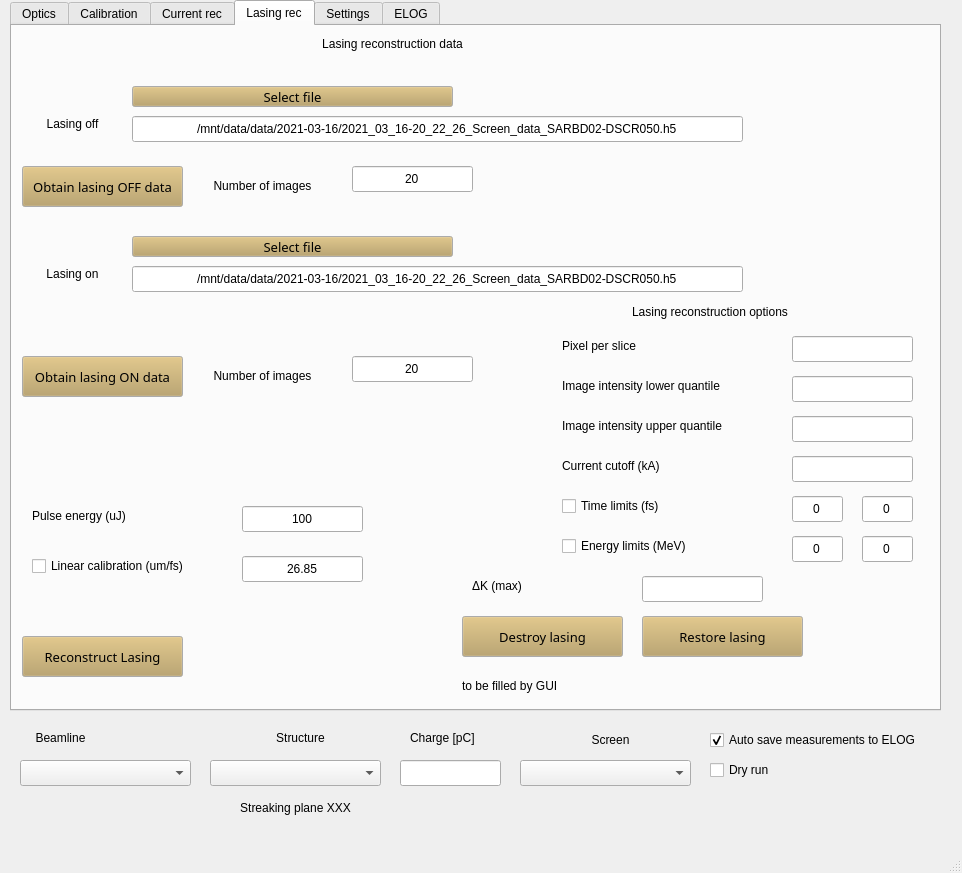
Above: gui.ui from pdijksta/PassiveWFMeasurement before the change. Below: the same form after it.
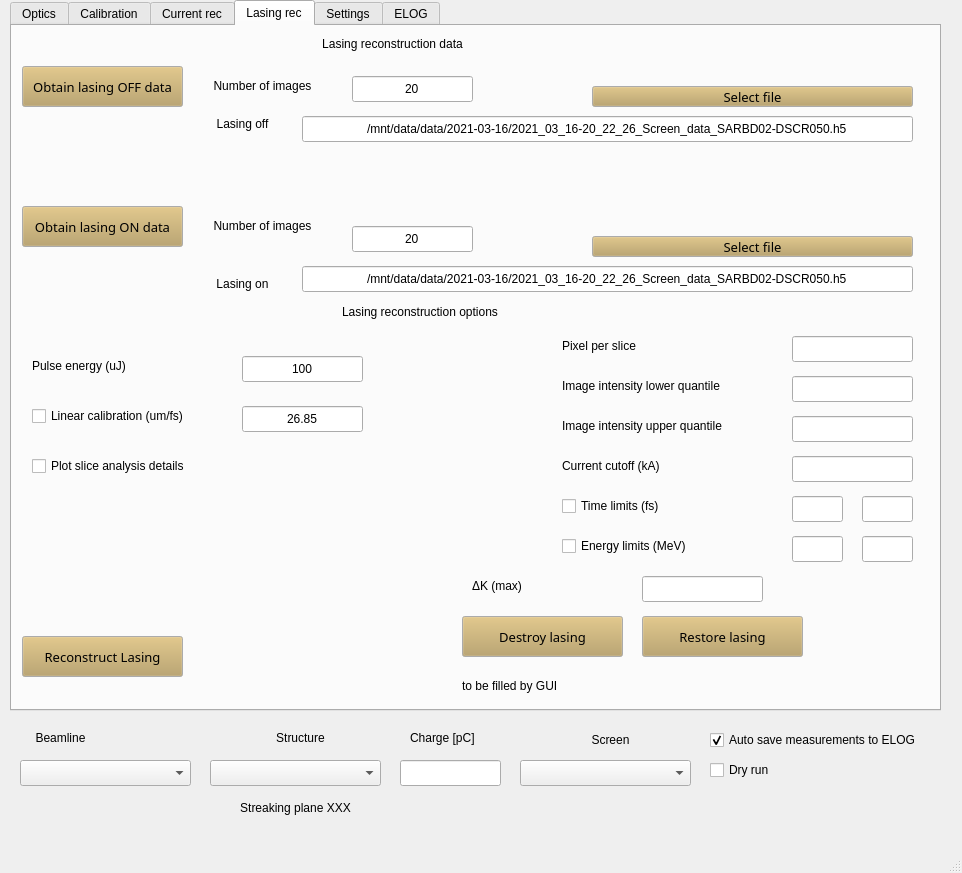
That is the form after the change.

Commit message: add option to plot slice analysis details to GUI

```diff
--- a/gui.ui
+++ b/gui.ui
@@ -1925,7 +1925,7 @@
       <property name="geometry">
        <rect>
         <x>10</x>
-        <y>330</y>
+        <y>180</y>
         <width>161</width>
         <height>41</height>
        </rect>
@@ -1996,7 +1996,7 @@
      <widget class="QLineEdit" name="LasingOffDataLoad">
       <property name="geometry">
        <rect>
-        <x>120</x>
+        <x>290</x>
         <y>90</y>
         <width>611</width>
         <height>26</height>
@@ -2013,7 +2013,7 @@
       <property name="geometry">
        <rect>
         <x>190</x>
-        <y>150</y>
+        <y>50</y>
         <width>121</width>
         <height>20</height>
        </rect>
@@ -2029,7 +2029,7 @@
       <property name="geometry">
        <rect>
         <x>340</x>
-        <y>140</y>
+        <y>50</y>
         <width>121</width>
         <height>26</height>
        </rect>
@@ -2044,7 +2044,7 @@
      <widget class="QLabel" name="label_60">
       <property name="geometry">
        <rect>
-        <x>30</x>
+        <x>200</x>
         <y>90</y>
         <width>61</width>
         <height>16</height>
@@ -2061,7 +2061,7 @@
       <property name="geometry">
        <rect>
         <x>340</x>
-        <y>330</y>
+        <y>200</y>
         <width>121</width>
         <height>26</height>
        </rect>
@@ -2077,7 +2077,7 @@
       <property name="geometry">
        <rect>
         <x>10</x>
-        <y>140</y>
+        <y>40</y>
         <width>161</width>
         <height>41</height>
        </rect>
@@ -2132,7 +2132,7 @@
      <widget class="QLineEdit" name="LasingOnDataLoad">
       <property name="geometry">
        <rect>
-        <x>120</x>
+        <x>290</x>
         <y>240</y>
         <width>611</width>
         <height>26</height>
@@ -2148,8 +2148,8 @@
      <widget class="QLabel" name="label_68">
       <property name="geometry">
        <rect>
-        <x>30</x>
-        <y>240</y>
+        <x>200</x>
+        <y>250</y>
         <width>61</width>
         <height>16</height>
        </rect>
@@ -2165,7 +2165,7 @@
       <property name="geometry">
        <rect>
         <x>190</x>
-        <y>340</y>
+        <y>190</y>
         <width>121</width>
         <height>20</height>
        </rect>
@@ -2237,7 +2237,7 @@
       <property name="geometry">
        <rect>
         <x>230</x>
-        <y>480</y>
+        <y>330</y>
         <width>121</width>
         <height>26</height>
        </rect>
@@ -2253,7 +2253,7 @@
       <property name="geometry">
        <rect>
         <x>20</x>
-        <y>480</y>
+        <y>330</y>
         <width>121</width>
         <height>20</height>
        </rect>
@@ -2297,7 +2297,7 @@
      <widget class="QLabel" name="label_52">
       <property name="geometry">
        <rect>
-        <x>620</x>
+        <x>330</x>
         <y>276</y>
         <width>191</width>
         <height>20</height>
@@ -2502,7 +2502,7 @@
      <widget class="QPushButton" name="SelectLasingOffF">
       <property name="geometry">
        <rect>
-        <x>120</x>
+        <x>580</x>
         <y>60</y>
         <width>321</width>
         <height>21</height>
@@ -2558,7 +2558,7 @@
      <widget class="QPushButton" name="SelectLasingOnF">
       <property name="geometry">
        <rect>
-        <x>120</x>
+        <x>580</x>
         <y>210</y>
         <width>321</width>
         <height>21</height>
@@ -2644,7 +2644,7 @@
       <property name="geometry">
        <rect>
         <x>230</x>
-        <y>530</y>
+        <y>380</y>
         <width>121</width>
         <height>26</height>
        </rect>
@@ -2714,7 +2714,7 @@
        </rect>
       </property>
       <property name="text">
-       <string>0</string>
+       <string/>
       </property>
       <property name="alignment">
        <set>Qt::AlignCenter</set>
@@ -2730,7 +2730,7 @@
        </rect>
       </property>
       <property name="text">
-       <string>0</string>
+       <string/>
       </property>
       <property name="alignment">
        <set>Qt::AlignCenter</set>
@@ -2740,7 +2740,7 @@
       <property name="geometry">
        <rect>
         <x>20</x>
-        <y>530</y>
+        <y>380</y>
         <width>181</width>
         <height>20</height>
        </rect>
@@ -2762,7 +2762,7 @@
        </rect>
       </property>
       <property name="text">
-       <string>0</string>
+       <string/>
       </property>
       <property name="alignment">
        <set>Qt::AlignCenter</set>
@@ -2794,12 +2794,28 @@
        </rect>
       </property>
       <property name="text">
-       <string>0</string>
+       <string/>
       </property>
       <property name="alignment">
        <set>Qt::AlignCenter</set>
       </property>
      </widget>
+     <widget class="QCheckBox" name="PlotSliceAnalysisCheck">
+      <property name="geometry">
+       <rect>
+        <x>20</x>
+        <y>430</y>
+        <width>181</width>
+        <height>20</height>
+       </rect>
+      </property>
+      <property name="text">
+       <string>Plot slice analysis details</string>
+      </property>
+      <property name="checked">
+       <bool>false</bool>
+      </property>
+     </widget>
     </widget>
     <widget class="QWidget" name="tab_2">
      <attribute name="title">
```
Left out of the diff: 2 changed lines with no effect on the pictures. The commit also changes 6 other files.
